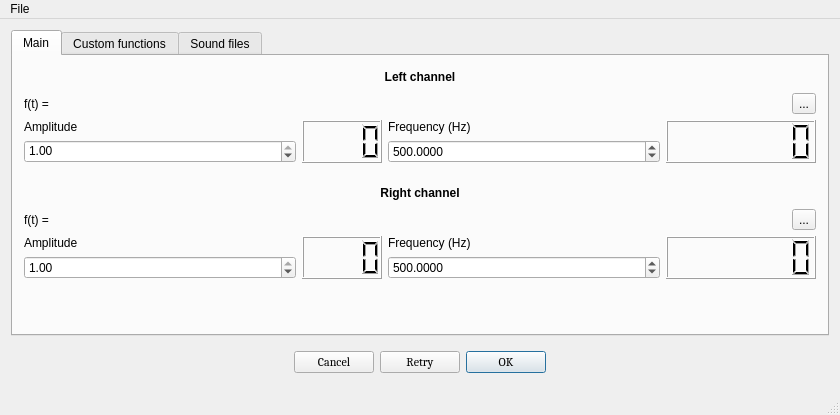
Before: the Qt Designer form soundGEN/mainwindow.ui in Posedelov-Evgeniy/Sgen, drawn with Qt 5.
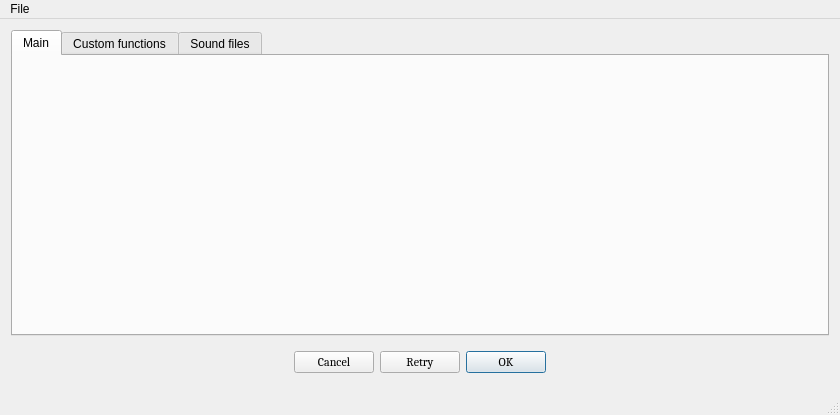
After: the same form once the commit is applied.

What changed in the file:
```diff
--- a/soundGEN/mainwindow.ui
+++ b/soundGEN/mainwindow.ui
@@ -71,367 +71,6 @@
             <property name="sizeConstraint">
              <enum>QLayout::SetMinimumSize</enum>
             </property>
-            <item>
-             <layout class="QVBoxLayout" name="left_channel_base_layout">
-              <property name="bottomMargin">
-               <number>7</number>
-              </property>
-              <item>
-               <widget class="QLabel" name="left_label">
-                <property name="minimumSize">
-                 <size>
-                  <width>0</width>
-                  <height>20</height>
-                 </size>
-                </property>
-                <property name="maximumSize">
-                 <size>
-                  <width>16777215</width>
-                  <height>25</height>
-                 </size>
-                </property>
-                <property name="font">
-                 <font>
-                  <weight>75</weight>
-                  <bold>true</bold>
-                 </font>
-                </property>
-                <property name="text">
-                 <string>Left channel</string>
-                </property>
-                <property name="alignment">
-                 <set>Qt::AlignCenter</set>
-                </property>
-               </widget>
-              </item>
-              <item>
-               <layout class="QHBoxLayout" name="left_function_layout">
-                <item>
-                 <widget class="QLabel" name="label_f_left">
-                  <property name="text">
-                   <string>f(t) =</string>
-                  </property>
-                 </widget>
-                </item>
-                <item>
-                 <widget class="QToolButton" name="left_dialog_functions_btn">
-                  <property name="text">
-                   <string>...</string>
-                  </property>
-                 </widget>
-                </item>
-               </layout>
-              </item>
-              <item>
-               <layout class="QHBoxLayout" name="left_channel_down_layout">
-                <item>
-                 <layout class="QVBoxLayout" name="left_amp_set_layout">
-                  <property name="sizeConstraint">
-                   <enum>QLayout::SetDefaultConstraint</enum>
-                  </property>
-                  <item>
-                   <widget class="QLabel" name="label_amp_left">
-                    <property name="maximumSize">
-                     <size>
-                      <width>16777215</width>
-                      <height>20</height>
-                     </size>
-                    </property>
-                    <property name="text">
-                     <string>Amplitude</string>
-                    </property>
-                    <property name="alignment">
-                     <set>Qt::AlignLeading|Qt::AlignLeft|Qt::AlignTop</set>
-                    </property>
-                   </widget>
-                  </item>
-                  <item>
-                   <widget class="QDoubleSpinBox" name="doubleSpinBox_amp_left">
-                    <property name="alignment">
-                     <set>Qt::AlignLeading|Qt::AlignLeft|Qt::AlignTop</set>
-                    </property>
-                    <property name="minimum">
-                     <double>-1.000000000000000</double>
-                    </property>
-                    <property name="maximum">
-                     <double>1.000000000000000</double>
-                    </property>
-                    <property name="singleStep">
-                     <double>0.050000000000000</double>
-                    </property>
-                    <property name="value">
-                     <double>1.000000000000000</double>
-                    </property>
-                   </widget>
-                  </item>
-                 </layout>
-                </item>
-                <item>
-                 <widget class="QLCDNumber" name="lcdNumber_amp_left">
-                  <property name="minimumSize">
-                   <size>
-                    <width>50</width>
-                    <height>30</height>
-                   </size>
-                  </property>
-                  <property name="maximumSize">
-                   <size>
-                    <width>80</width>
-                    <height>70</height>
-                   </size>
-                  </property>
-                  <property name="smallDecimalPoint">
-                   <bool>false</bool>
-                  </property>
-                  <property name="digitCount">
-                   <number>4</number>
-                  </property>
-                  <property name="value" stdset="0">
-                   <double>0.000000000000000</double>
-                  </property>
-                 </widget>
-                </item>
-                <item>
-                 <layout class="QVBoxLayout" name="left_freq_set_layout">
-                  <item>
-                   <widget class="QLabel" name="label_freq_left">
-                    <property name="maximumSize">
-                     <size>
-                      <width>16777215</width>
-                      <height>20</height>
-                     </size>
-                    </property>
-                    <property name="text">
-                     <string>Frequency (Hz)</string>
-                    </property>
-                   </widget>
-                  </item>
-                  <item>
-                   <widget class="QDoubleSpinBox" name="doubleSpinBox_freq_left">
-                    <property name="decimals">
-                     <number>4</number>
-                    </property>
-                    <property name="minimum">
-                     <double>0.000000000000000</double>
-                    </property>
-                    <property name="maximum">
-                     <double>100000.000000000000000</double>
-                    </property>
-                    <property name="singleStep">
-                     <double>0.500000000000000</double>
-                    </property>
-                    <property name="value">
-                     <double>500.000000000000000</double>
-                    </property>
-                   </widget>
-                  </item>
-                 </layout>
-                </item>
-                <item>
-                 <widget class="QLCDNumber" name="lcdNumber_freq_left">
-                  <property name="minimumSize">
-                   <size>
-                    <width>50</width>
-                    <height>30</height>
-                   </size>
-                  </property>
-                  <property name="maximumSize">
-                   <size>
-                    <width>150</width>
-                    <height>70</height>
-                   </size>
-                  </property>
-                  <property name="digitCount">
-                   <number>7</number>
-                  </property>
-                  <property name="value" stdset="0">
-                   <double>0.000000000000000</double>
-                  </property>
-                  <property name="intValue" stdset="0">
-                   <number>0</number>
-                  </property>
-                 </widget>
-                </item>
-               </layout>
-              </item>
-             </layout>
-            </item>
-            <item>
-             <layout class="QVBoxLayout" name="right_channel_base_layout">
-              <property name="topMargin">
-               <number>7</number>
-              </property>
-              <item>
-               <widget class="QLabel" name="right_label">
-                <property name="minimumSize">
-                 <size>
-                  <width>0</width>
-                  <height>20</height>
-                 </size>
-                </property>
-                <property name="maximumSize">
-                 <size>
-                  <width>16777215</width>
-                  <height>25</height>
-                 </size>
-                </property>
-                <property name="font">
-                 <font>
-                  <weight>75</weight>
-                  <bold>true</bold>
-                 </font>
-                </property>
-                <property name="text">
-                 <string>Right channel</string>
-                </property>
-                <property name="alignment">
-                 <set>Qt::AlignCenter</set>
-                </property>
-               </widget>
-              </item>
-              <item>
-               <layout class="QHBoxLayout" name="right_function_layout">
-                <item>
-                 <widget class="QLabel" name="label_f_right">
-                  <property name="text">
-                   <string>f(t) =</string>
-                  </property>
-                 </widget>
-                </item>
-                <item>
-                 <widget class="QToolButton" name="right_dialog_functions_btn">
-                  <property name="text">
-                   <string>...</string>
-                  </property>
-                 </widget>
-                </item>
-               </layout>
-              </item>
-              <item>
-               <layout class="QHBoxLayout" name="right_channel_down_layout">
-                <item>
-                 <layout class="QVBoxLayout" name="right_amp_set_layout">
-                  <item>
-                   <widget class="QLabel" name="label_amp_right">
-                    <property name="maximumSize">
-                     <size>
-                      <width>16777215</width>
-                      <height>20</height>
-                     </size>
-                    </property>
-                    <property name="text">
-                     <string>Amplitude</string>
-                    </property>
-                   </widget>
-                  </item>
-                  <item>
-                   <widget class="QDoubleSpinBox" name="doubleSpinBox_amp_right">
-                    <property name="minimum">
-                     <double>-1.000000000000000</double>
-                    </property>
-                    <property name="maximum">
-                     <double>1.000000000000000</double>
-                    </property>
-                    <property name="singleStep">
-                     <double>0.050000000000000</double>
-                    </property>
-                    <property name="value">
-                     <double>1.000000000000000</double>
-                    </property>
-                   </widget>
-                  </item>
-                 </layout>
-                </item>
-                <item>
-                 <widget class="QLCDNumber" name="lcdNumber_amp_right">
-                  <property name="minimumSize">
-                   <size>
-                    <width>50</width>
-                    <height>30</height>
-                   </size>
-                  </property>
-                  <property name="maximumSize">
-                   <size>
-                    <width>80</width>
-                    <height>70</height>
-                   </size>
-                  </property>
-                  <property name="smallDecimalPoint">
-                   <bool>false</bool>
-                  </property>
-                  <property name="digitCount">
-                   <number>4</number>
-                  </property>
-                  <property name="value" stdset="0">
-                   <double>0.000000000000000</double>
-                  </property>
-                 </widget>
-                </item>
-                <item>
-                 <layout class="QVBoxLayout" name="right_freq_set_layout">
-                  <item>
-                   <widget class="QLabel" name="label_freq_right">
-                    <property name="maximumSize">
-                     <size>
-                      <width>16777215</width>
-                      <height>20</height>
-                     </size>
-                    </property>
-                    <property name="text">
-                     <string>Frequency (Hz)</string>
-                    </property>
-                   </widget>
-                  </item>
-                  <item>
-                   <widget class="QDoubleSpinBox" name="doubleSpinBox_freq_right">
-                    <property name="decimals">
-                     <number>4</number>
-                    </property>
-                    <property name="minimum">
-                     <double>0.000000000000000</double>
-                    </property>
-                    <property name="maximum">
-                     <double>100000.000000000000000</double>
-                    </property>
-                    <property name="singleStep">
-                     <double>0.500000000000000</double>
-                    </property>
-                    <property name="value">
-                     <double>500.000000000000000</double>
-                    </property>
-                   </widget>
-                  </item>
-                 </layout>
-                </item>
-                <item>
-                 <widget class="QLCDNumber" name="lcdNumber_freq_right">
-                  <property name="minimumSize">
-                   <size>
-                    <width>50</width>
-                    <height>30</height>
-                   </size>
-                  </property>
-                  <property name="maximumSize">
-                   <size>
-                    <width>150</width>
-                    <height>70</height>
-                   </size>
-                  </property>
-                  <property name="digitCount">
-                   <number>7</number>
-                  </property>
-                  <property name="value" stdset="0">
-                   <double>0.000000000000000</double>
-                  </property>
-                  <property name="intValue" stdset="0">
-                   <number>0</number>
-                  </property>
-                 </widget>
-                </item>
-               </layout>
-              </item>
-             </layout>
-            </item>
            </layout>
           </item>
           <item>
```
Left out of the diff: 11 changed lines with no effect on the pictures.
